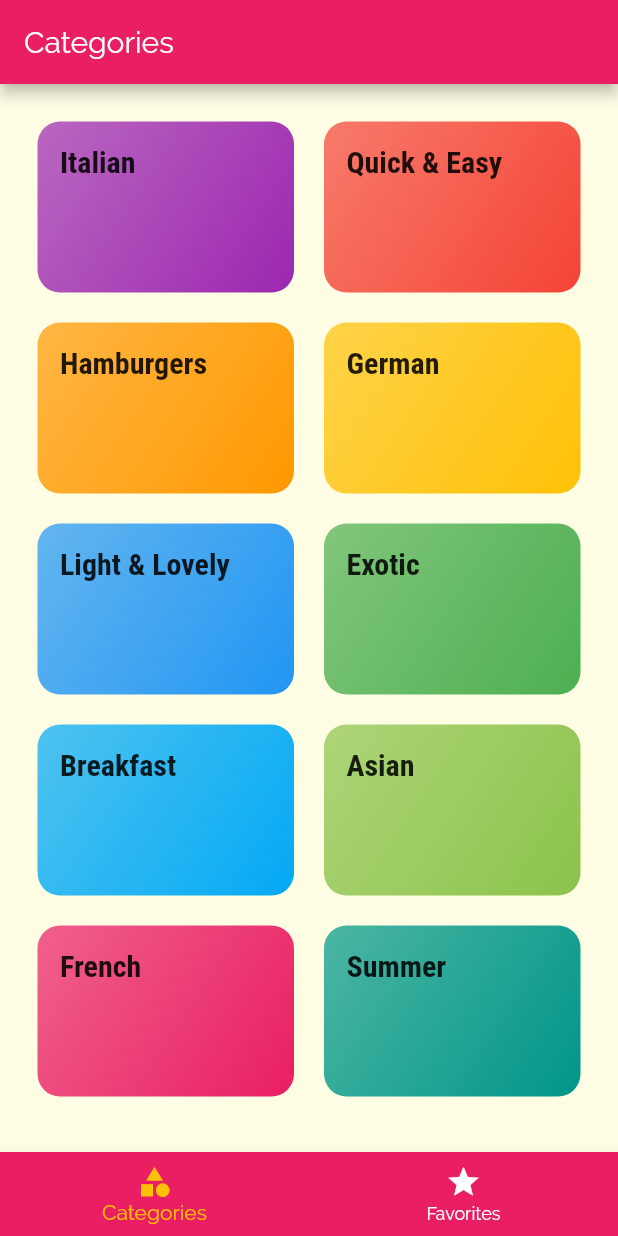
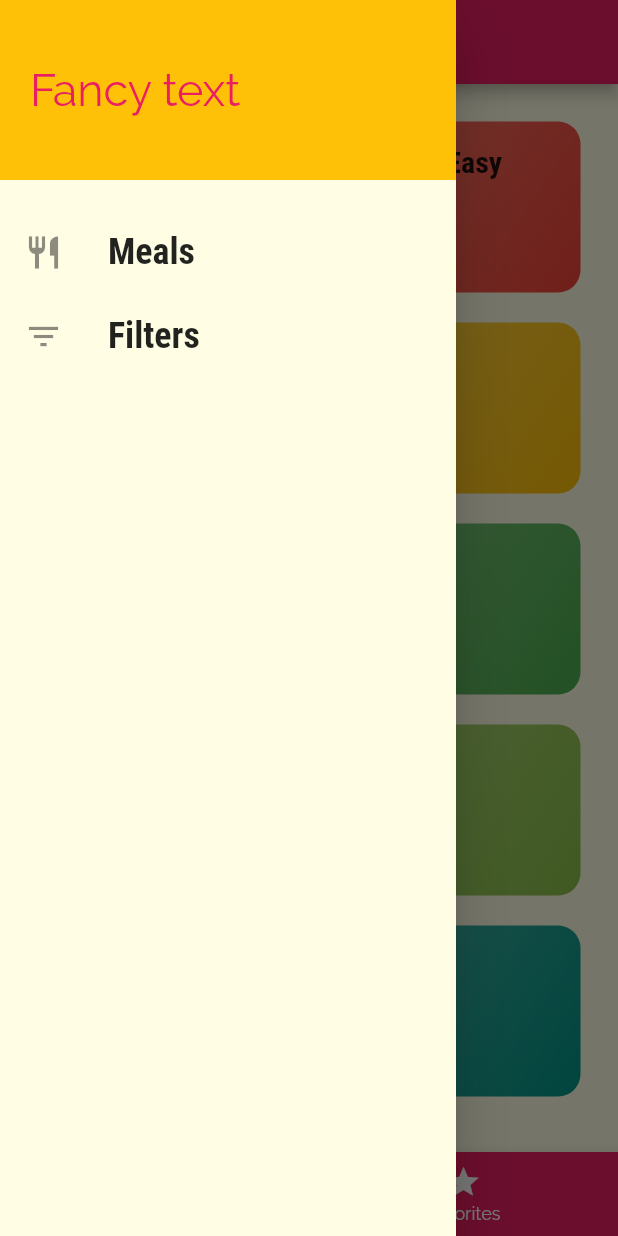
Before and after one commit to asergejs/flutter_learning_meals, a Flutter app: the screen it shows after launch, with the side drawer open (before the commit the screen has no drawer), on a phone screen of 412 x 824 dp. Run offline on Flutter 3.47's test engine with Material 2 defaults, Android fonts, the phone set to English and light mode, and no system bars.

Commit message:
173 - Adding a custom drawer

```diff
--- a/lib/screens/tabs_screen.dart
+++ b/lib/screens/tabs_screen.dart
@@ -1,6 +1,7 @@
 import 'package:flutter/material.dart';
 import 'package:meals/screens/categories_screen.dart';
 import 'package:meals/screens/favorites_screen.dart';
+import 'package:meals/widgets/main_drawer.dart';
 
 class TabsScreen extends StatefulWidget {
   @override
@@ -27,6 +28,7 @@ class _TabsScreenState extends State<TabsScreen> {
       appBar: AppBar(
         title: Text(_pages[_selectedPageIndex]['title']),
       ),
+      drawer: MainDrawer(),
       body: _pages[_selectedPageIndex]['page'],
       bottomNavigationBar: BottomNavigationBar(
         onTap: _selectPage,
--- /dev/null
+++ b/lib/widgets/main_drawer.dart
@@ -0,0 +1,51 @@
+import 'package:flutter/material.dart';
+
+class MainDrawer extends StatelessWidget {
+
+  Widget buildLink(String title, IconData icon) {
+    return ListTile(
+      leading: Icon(
+        icon,
+        size: 26,
+      ),
+      title: Text(
+        title,
+        style: TextStyle(
+            fontFamily: 'RobotoCondensed',
+            fontSize: 24,
+            fontWeight: FontWeight.bold),
+      ),
+      onTap: () {
+
+      },
+    );
+  }
+
+  @override
+  Widget build(BuildContext context) {
+    return Drawer(
+      child: Column(
+        children: [
+          Container(
+            height: 120,
+            width: double.infinity,
+            padding: EdgeInsets.all(20),
+            alignment: Alignment.centerLeft,
+            color: Theme.of(context).accentColor,
+            child: Text('Fancy text',
+                style: TextStyle(
+                    fontWeight: FontWeight.w100,
+                    fontSize: 30,
+                    color: Theme.of(context).primaryColor)),
+          ),
+          SizedBox(
+            height: 20,
+          ),
+          buildLink('Meals', Icons.restaurant),
+          buildLink('Filters', Icons.filter_list)
+
+        ],
+      ),
+    );
+  }
+}
```
